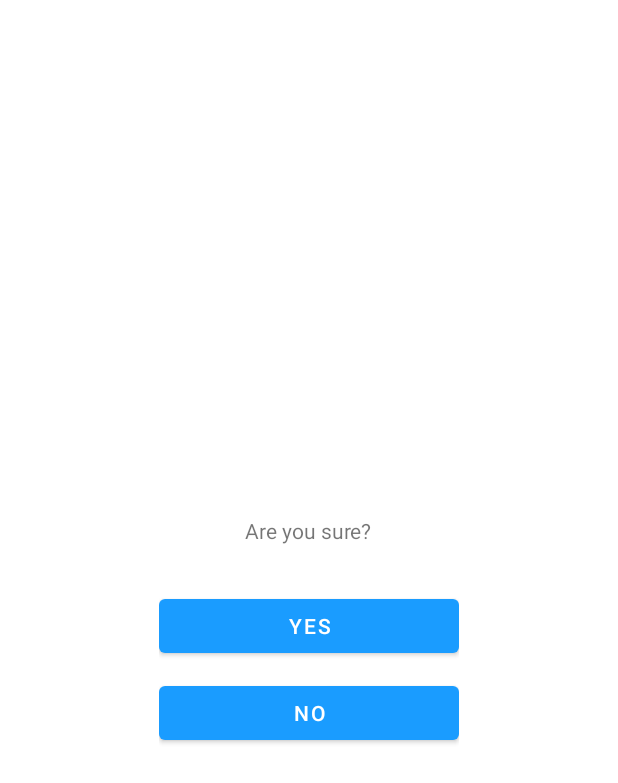
After one commit to MRajczyk/ApkaPogodowaPAM23, an Android app: the layout dialog_fragment.xml on its own in the app's theme, with its tools: preview values and no code run, on a phone screen of 412 x 824 dp. The commit adds this screen. Shown: the top 783 px of the screen. Run offline under Robolectric (Android 15) with nearby library versions, the phone set to English and light mode, and no system bars.

Commit message:
Added are you sure modal

```diff
--- a/app/src/main/java/com/example/weatherapp/utility/ClickListenerFinder.java
+++ b/app/src/main/java/com/example/weatherapp/utility/ISearchListener.java
@@ -1,6 +1,6 @@
 package com.example.weatherapp.utility;
 
-public interface ClickListenerFinder {
+public interface ISearchListener {
     void onClickTrash(int position);
     void onClickApply(String city);
     void onClickAddToFavorite(String city);
--- /dev/null
+++ b/app/src/main/java/com/example/weatherapp/utility/ShowDialog.java
@@ -0,0 +1,5 @@
+package com.example.weatherapp.utility;
+
+import androidx.fragment.app.DialogFragment;
+
+public interface ShowDialog {  void showDialog(DialogFragment dialogFragment); }
--- /dev/null
+++ b/app/src/main/res/layout/dialog_fragment.xml
@@ -0,0 +1,35 @@
+<?xml version="1.0" encoding="utf-8"?>
+<RelativeLayout xmlns:android="http://schemas.android.com/apk/res/android"
+    android:layout_width="wrap_content"
+    android:layout_height="wrap_content"
+    android:layout_gravity="center"
+    android:orientation="vertical" >
+
+    <TextView
+        android:id="@+id/dialogfragment_textview"
+        android:layout_width="wrap_content"
+        android:layout_height="wrap_content"
+        android:layout_marginTop="20dp"
+        android:layout_centerHorizontal="true"
+        android:layout_marginBottom="10dp"
+        android:text="@string/are_you_sure"/>
+
+    <Button
+        android:id="@+id/dialogfragment_acceptbtn"
+        android:layout_width="200dp"
+        android:layout_height="wrap_content"
+        android:layout_marginTop="20dp"
+        android:layout_centerHorizontal="true"
+        android:layout_below="@+id/dialogfragment_textview"
+        android:text="@string/yes"
+        />
+
+    <Button
+        android:id="@+id/dialogfragment_rejectbtn"
+        android:layout_width="200dp"
+        android:layout_height="wrap_content"
+        android:layout_marginTop="10dp"
+        android:layout_alignLeft="@+id/dialogfragment_acceptbtn"
+        android:layout_below="@+id/dialogfragment_acceptbtn"
+        android:text="@string/no" />
+</RelativeLayout>
--- a/app/src/main/res/values/strings.xml
+++ b/app/src/main/res/values/strings.xml
@@ -15,6 +15,9 @@
     <string name="latitude">Latitude</string>
     <string name="longitude">Longitude</string>
     <string name="pressure">Pressure</string>
+    <string name="yes">Yes</string>
+    <string name="no">No</string>
+    <string name="are_you_sure">Are you sure?</string>
     <string name="wind_direction">Wind direction</string>
     <string name="wind_strength">Wind strength</string>
     <string name="visibility">Visiblility</string>
```
Also changed, not shown: app/src/main/java/com/example/weatherapp/Fragments/MyDialog.java (added, +65 -0 lines), app/src/main/java/com/example/weatherapp/Fragments/SearchFragment.java (+56 -6 lines), app/src/main/java/com/example/weatherapp/MainActivity.java (+24 -16 lines), app/src/main/java/com/example/weatherapp/adapters/RecyclerViewSearchAdapter.java (+4 -5 lines), app/src/main/res/values/arrays.xml (+14 -0 lines), app/src/main/res/xml/preferences.xml (+10 -0 lines).
